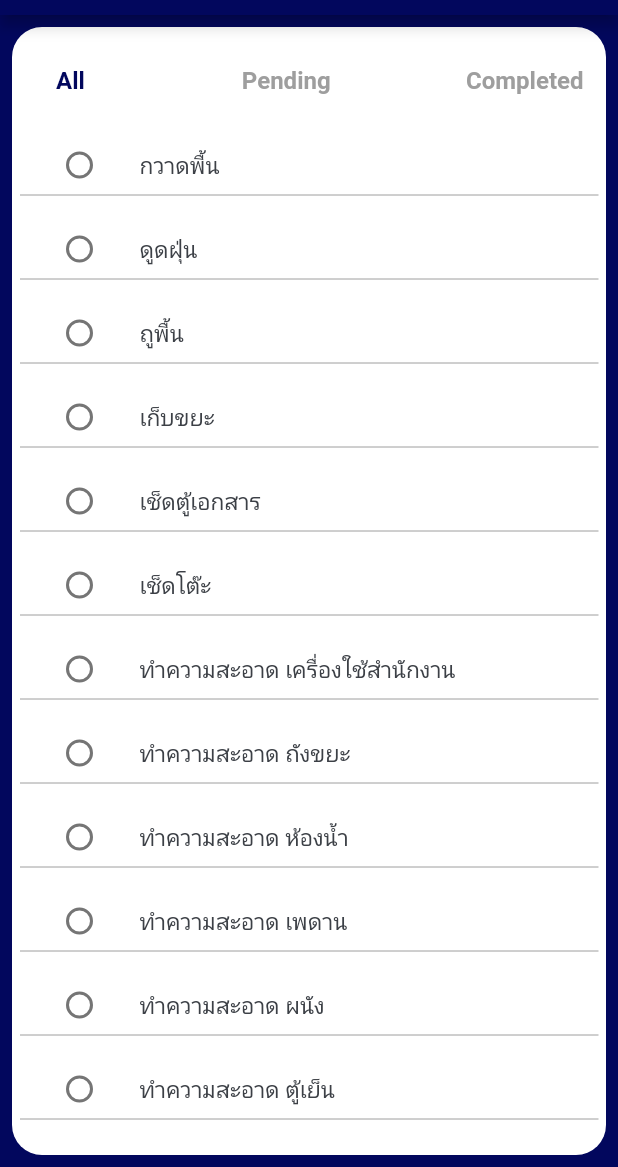
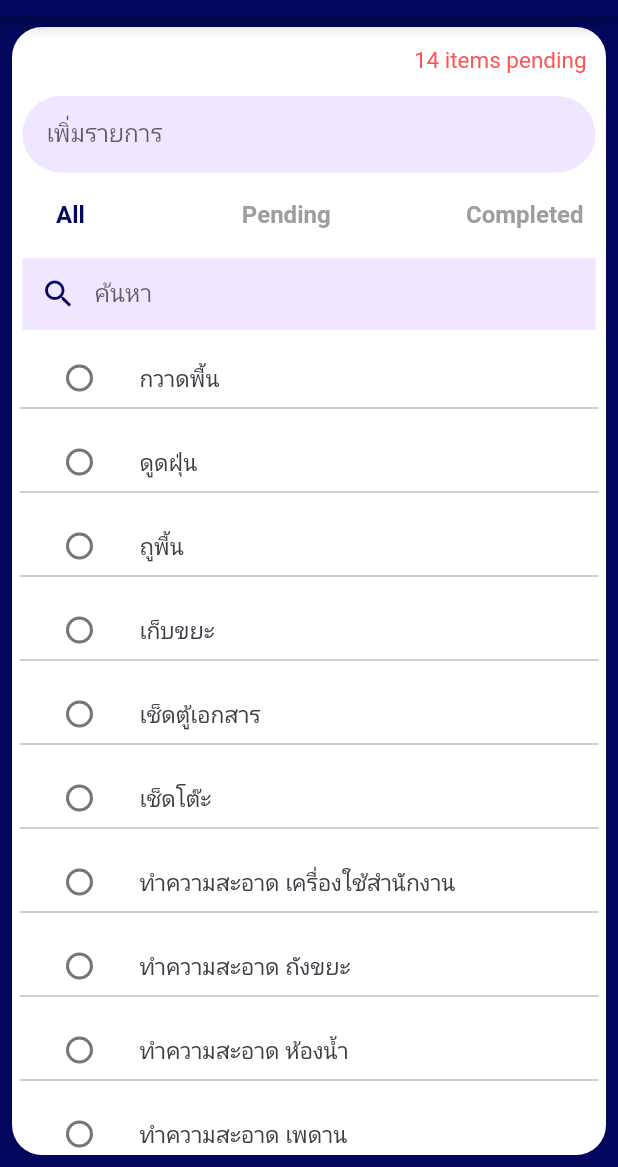
Before and after one commit to pachari/flutter_mymaid, a Flutter app: the MycheckView screen opened directly, on a phone screen of 412 x 824 dp, the part 69-1236 px from its top. Run offline on Flutter 3.47's test engine with Material 2 defaults, Android fonts, the phone set to English and light mode, and no system bars; our stand-ins replace bloc, cloud_firestore, equatable, firebase_auth, firebase_core, flutter_bloc and 3 more; missing offline and left inert: flutter_clean_calendar, qr_code_scanner; accounts and stored records are empty; network calls fail.

Commit message:
last bug 22may

```diff
--- a/lib/Screens/Checkin/components/my_checkin_view.dart
+++ b/lib/Screens/Checkin/components/my_checkin_view.dart
@@ -7,10 +7,13 @@ import 'package:firebase_auth/firebase_auth.dart';
 import 'package:flutter/material.dart';
 import 'package:flutter_bloc/flutter_bloc.dart';
 import 'package:flutter_mymaid/Screens/Home/components/launcher.dart';
+import 'package:flutter_mymaid/Screens/todos_page/create_todo.dart';
+import 'package:flutter_mymaid/Screens/todos_page/header_todo.dart';
 // import 'package:flutter_mymaid/Screens/todos_page/create_todo.dart';
 import 'package:flutter_mymaid/Screens/todos_page/search_and_filter_todo.dart';
 import 'package:flutter_mymaid/Screens/todos_page/show_todos.dart';
 import 'package:flutter_mymaid/blocs/todo_list/todo_list_bloc.dart';
+// import 'package:flutter_mymaid/services/todo_service.dart';
 import 'package:intl/intl.dart';
 import '../../../constants.dart';
 import 'checkbox_start.dart';
@@ -29,7 +32,7 @@ class MycheckView extends StatefulWidget {
 class _MycheckViewState extends State<MycheckView> {
   bool value = false;
   final notification = TodoListState.initial();
-
+  final TextEditingController newTodoController = TextEditingController();
   // [
   //   CheckBoxState(title: 'กวาดพื้นห้อง , ดูดฝุ่น , ถูพื้น'),
   //   CheckBoxState(title: 'เช็ดตู้เอกสาร , เครื่องใช้สำนักงาน , เช็ดโต๊ะ'),
@@ -78,21 +81,39 @@ class _MycheckViewState extends State<MycheckView> {
     final docSnap = await todolists.get();
     final lists = docSnap.data();
     if (widget.ssid == lists!['checklistid']) {
-
       if (lists['active'] == true) {
         //  print(lists['active']);
-      //  print(lists['id']);
+        // var sid = int.parse(lists['id'])-1;
+        //  print(sid);
+        // print(lists['id']);
+        //   Todo(
+        //   id: lists['id'],
+        //   desc:lists['detail'],
+        //   completed: false,
+        // );
+        // context.read<TodoListBloc>().state.todos;
         context.read<TodoListBloc>().add(ToggleTodoEvent(lists['id']));
+        // newTodoController.clear();
       }
+      // else {
+      //   // newTodoController.clear();
+      //   // context.read<TodoListBloc>().add(ToggleTodoEvent(lists['id']));
+      // }
     }
   }
+
+  // @override
+  // void dispose() {
+  //   newTodoController.dispose();
+  //   super.dispose();
+  // }
 
   @override
   void initState() {
     super.initState();
     // อ้างอิงฐานข้อมูล
     _db = TodolistDatabase.instance;
-    todolists = _db.readAllTodo(); // แสดงรายการหนังสือ
+    todolists = _db.readAllTodo(); // แสดงรายการ ใช้กับ sqllite
     super.initState();
     getDocIds();
   }
@@ -180,6 +201,7 @@ class _MycheckViewState extends State<MycheckView> {
         ),
         leading: GestureDetector(
           onTap: () {
+            // newTodoController.clear();
             getDocIds();
             Navigator.push(
               context,
@@ -204,7 +226,6 @@ class _MycheckViewState extends State<MycheckView> {
               onPressed: () async {
                 context.read<TodoListBloc>().add(SaveTodoEvent(widget.ssid));
                 await showAlertDialog(context);
-                getDocIds();
               },
             ),
           )
@@ -225,13 +246,13 @@ class _MycheckViewState extends State<MycheckView> {
             ),
             margin: const EdgeInsets.all(8),
             padding: const EdgeInsets.all(5),
-            child: SingleChildScrollView(
+            child:  const SingleChildScrollView(
               child: Column(
                 mainAxisAlignment: MainAxisAlignment.start,
-                children: const [
-                  // TodoHeader(),
+                children:  [
+                  TodoHeader(),
                   SizedBox(height: 5),
-                  // CreateTodo(),
+                  CreateTodo(),
                   // SizedBox(height: 2),
                   SearchAndFilterTodo(),
                   SizedBox(height: 2),
@@ -290,11 +311,11 @@ class _MycheckViewState extends State<MycheckView> {
             margin: const EdgeInsets.all(2),
             padding: const EdgeInsets.all(2),
             child: Column(
-              children: [
-                Column(
+              children:  [
+                 const Column(
                   mainAxisSize: MainAxisSize.min,
                   mainAxisAlignment: MainAxisAlignment.start,
-                  children: const [
+                  children:  [
                     // ...notification.map(buildSingleCheckbox).toList(),
                     // buildbody(context, todolists, widget.name),
                   ],
@@ -454,6 +475,7 @@ class _MycheckViewState extends State<MycheckView> {
     Widget okButton = TextButton(
       child: const Text("OK"),
       onPressed: () {
+        getDocIds();
         Navigator.push(
           context,
           MaterialPageRoute(
--- a/lib/Screens/Qrcode/qrview.dart
+++ b/lib/Screens/Qrcode/qrview.dart
@@ -48,8 +48,8 @@ class _QrviewState extends State<Qrview> {
                      const MycheckView(1)//data['id']
 
                   else
-                    Column(
-                      children: const [
+                     const Column(
+                      children: [
                         Padding(
                           padding: EdgeInsets.all(8.0),
                           child: Text(
--- a/lib/Screens/todos_page/page_todo.dart
+++ b/lib/Screens/todos_page/page_todo.dart
@@ -40,16 +40,16 @@ class TodosPage extends StatelessWidget {
             )
           ],
         ),
-        body: Background(
+        body:  const Background(
           child: SafeArea(
             child: Padding(
-              padding: const EdgeInsets.symmetric(
+              padding:  EdgeInsets.symmetric(
                 horizontal: 10,
                 vertical: 10,
               ),
               child: Column(
                 mainAxisAlignment: MainAxisAlignment.start,
-                children: const [
+                children:  [
                   TodoHeader(),
                   SizedBox(height: 5),
                   CreateTodo(),
--- a/lib/Screens/todos_page/search_and_filter_todo.dart
+++ b/lib/Screens/todos_page/search_and_filter_todo.dart
@@ -27,23 +27,23 @@ class SearchAndFilterTodo extends StatelessWidget {
               filterButton(context, Filter.completed),
             ],
           ),
-          // const SizedBox(height: 5.0),
-          // TextField(
-          //   decoration: const InputDecoration(
-          //     contentPadding: EdgeInsets.symmetric(vertical: 5),
-          //     labelText: 'ค้นหา',
-          //     border: InputBorder.none,
-          //     filled: true,
-          //     prefixIcon: Icon(Icons.search),
-          //   ),
-          //   onChanged: (String? newSearchTerm) {
-          //     if (newSearchTerm != null) {
-          //       context
-          //           .read<TodoSearchBloc>()
-          //           .add(setSearchTermEvent(newSearchTerm: newSearchTerm));
-          //     }
-          //   },
-          // ),
+          const SizedBox(height: 5.0),
+          TextField(
+            decoration: const InputDecoration(
+              contentPadding: EdgeInsets.symmetric(vertical: 5),
+              labelText: 'ค้นหา',
+              border: InputBorder.none,
+              filled: true,
+              prefixIcon: Icon(Icons.search),
+            ),
+            onChanged: (String? newSearchTerm) {
+              if (newSearchTerm != null) {
+                context
+                    .read<TodoSearchBloc>()
+                    .add(setSearchTermEvent(newSearchTerm: newSearchTerm));
+              }
+            },
+          ),
         ],
       ),
     );
--- a/lib/main.dart
+++ b/lib/main.dart
@@ -26,7 +26,6 @@ void main() async {
 class MyApp extends StatelessWidget {
   const MyApp({Key? key}) : super(key: key);
 
-  // This widget is the root of your application.
   @override
   Widget build(BuildContext context) {
     return MultiBlocProvider(
--- a/pubspec.yaml
+++ b/pubspec.yaml
@@ -36,7 +36,7 @@ dependencies:
   # Use with the CupertinoIcons class for iOS style icons.
   cupertino_icons: ^1.0.2
   flutter_svg: ^2.0.4
-  flutter_auth: ^0.0.1
+  # flutter_auth: ^0.0.1
   flutter_launcher_icons: ^0.12.0
   flutter_clean_calendar: ^1.1.0
   font_awesome_flutter: ^10.4.0
```
Also changed, not shown: lib/Screens/Checkin/my_checkin.dart (+21 -10 lines), lib/Screens/Login/login_screen.dart (+6 -6 lines), lib/Screens/Signup/signup_screen.dart (+7 -7 lines), lib/Screens/Welcome/welcome_screen.dart (+8 -8 lines), lib/blocs/todo_list/todo_list_bloc.dart (+26 -14 lines), pubspec.lock, 4 other files.
